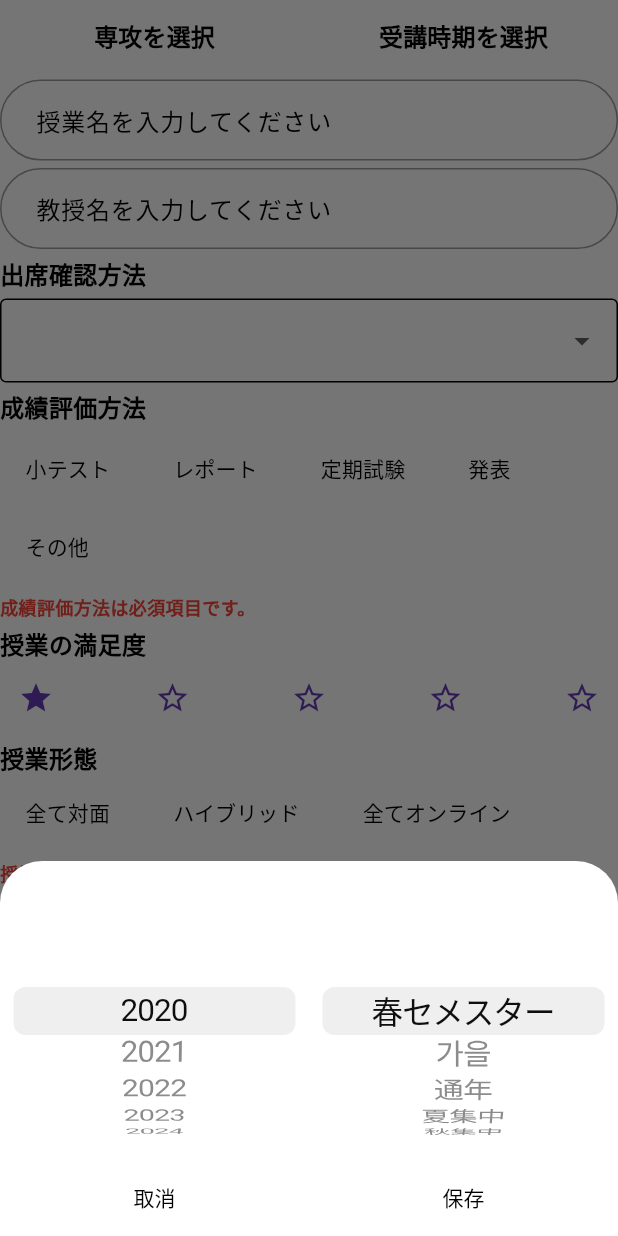
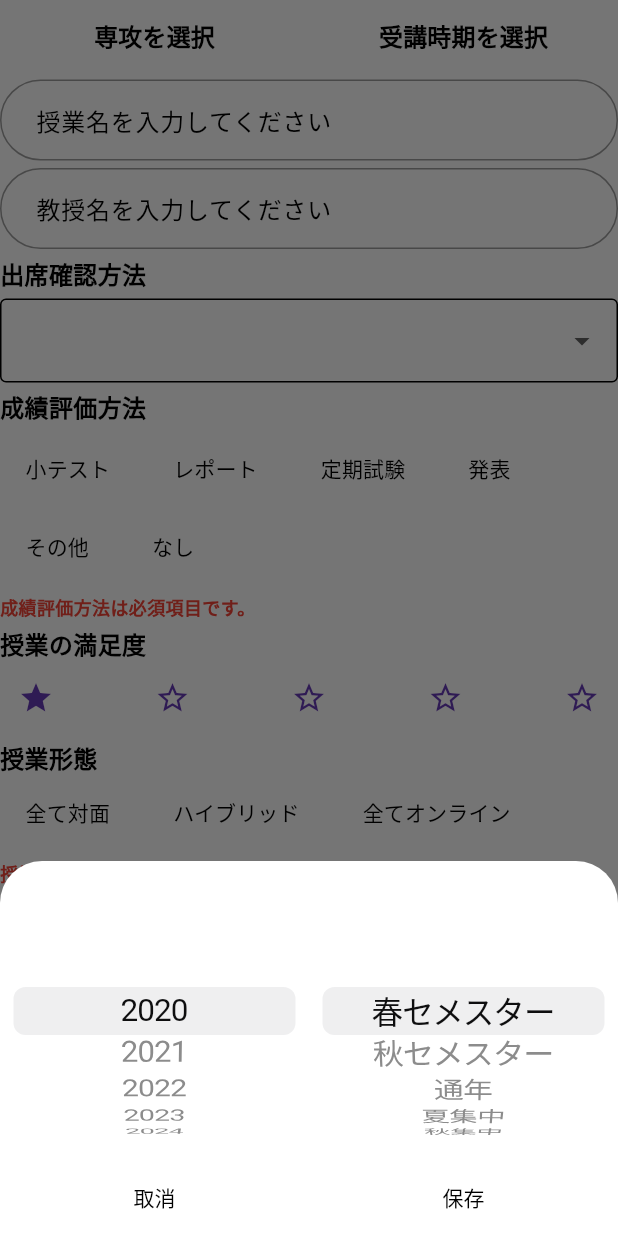
Before and after one commit to hspark15429/uniberry2, a Flutter app: the AddCourseReviewForm widget shown alone on an empty page, opened directly with empty values, after a tap on the "star border" icon, after a tap on "受講時期を選択", on a phone screen of 412 x 824 dp. Run offline on Flutter 3.47's test engine with Material 3 defaults, Android fonts, the phone set to English and light mode, and no system bars; our stand-ins replace bloc, cached_network_image, cloud_firestore, dartz, equatable, firebase_auth and 10 more; missing offline and left inert: algolia_helper_flutter, any_link_preview, firebase_ui_auth, firebase_ui_localizations, typesense; accounts and stored records are empty.

Commit message:
‘mvp2’

```diff
--- a/lib/src/forum/presentation/views/course_review_details_view.dart
+++ b/lib/src/forum/presentation/views/course_review_details_view.dart
@@ -29,7 +29,7 @@ class _CourseReviewDetailsViewState extends State<CourseReviewDetailsView> {
         listener: (context, state) {
           if (state is CourseReviewDeleted) {
             Navigator.pop(context);
-            CoreUtils.showSnackBar(context, '削除されました.');
+            CoreUtils.showSnackBar(context, '削除されました');
           }
         },
         builder: (context, state) {
--- a/lib/src/forum/presentation/views/post_details_view.dart
+++ b/lib/src/forum/presentation/views/post_details_view.dart
@@ -67,7 +67,7 @@ class _PostDetailsViewState extends State<PostDetailsView> {
         listener: (context, state) {
           if (state is PostDeleted) {
             Navigator.pop(context);
-            CoreUtils.showSnackBar(context, '削除されました。');
+            CoreUtils.showSnackBar(context, '削除されました');
           }
         },
         builder: (context, state) {
--- a/lib/src/forum/presentation/widgets/add_course_review_form.dart
+++ b/lib/src/forum/presentation/widgets/add_course_review_form.dart
@@ -40,14 +40,22 @@ class AddCourseReviewForm extends StatefulWidget {
 class _AddCourseReviewFormState extends State<AddCourseReviewForm> {
   String _selectedYear = DateTime.now().year.toString();
   String _selectedTerm = '春セメスター';
-  final List<String> _terms = ['春セメスター', '가을', '通年', '夏集中', '秋集中', 'その他'];
+  final List<String> _terms = ['春セメスター', '秋セメスター', '通年', '夏集中', '秋集中', 'その他'];
   final List<String> _attendanceOptions = [
     'カードリーダー(学生証)',
-    'マナバ(出席番号, QRコード)',
+    'MANABA(出席番号, QRコード)',
     '直接点呼',
-    'その他'
+    'その他',
+    'なし'
   ];
-  final List<String> _evaluationOptions = ['小テスト', 'レポート', '定期試験', '発表', 'その他'];
+  final List<String> _evaluationOptions = [
+    '小テスト',
+    'レポート',
+    '定期試験',
+    '発表',
+    'その他',
+    'なし'
+  ];
   final List<String> _atmosphereOptions = ['全て対面', 'ハイブリッド', '全てオンライン'];
   String? _selectedAtmosphere; // 초기 상태를 null로 설정
 
```
Also changed, not shown: lib/src/forum/presentation/widgets/forum_body.dart (+5 -4 lines).
